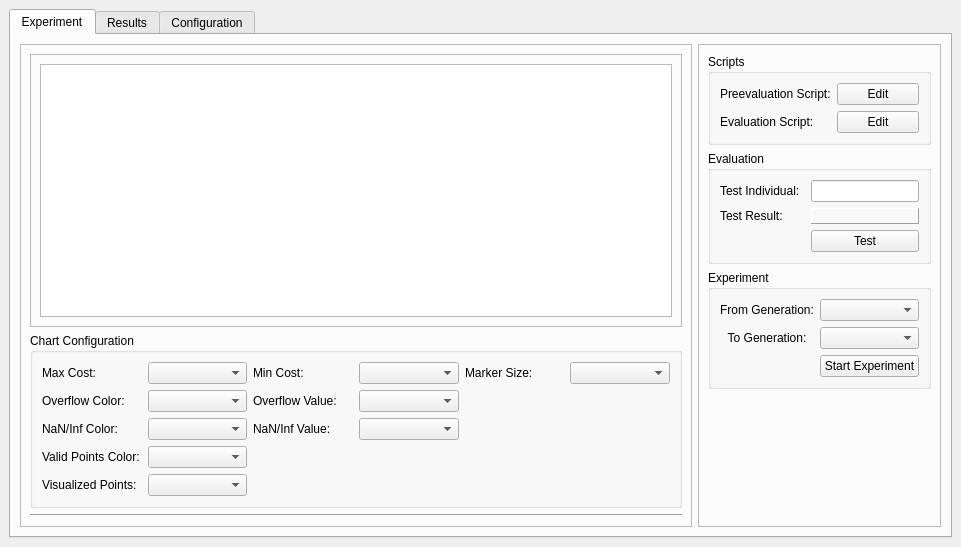
First picture: the form in MLC/GUI/Autogenerated/untitled/experiment.ui, repository MachineLearningControl/OpenMLC-Python, before the edit.
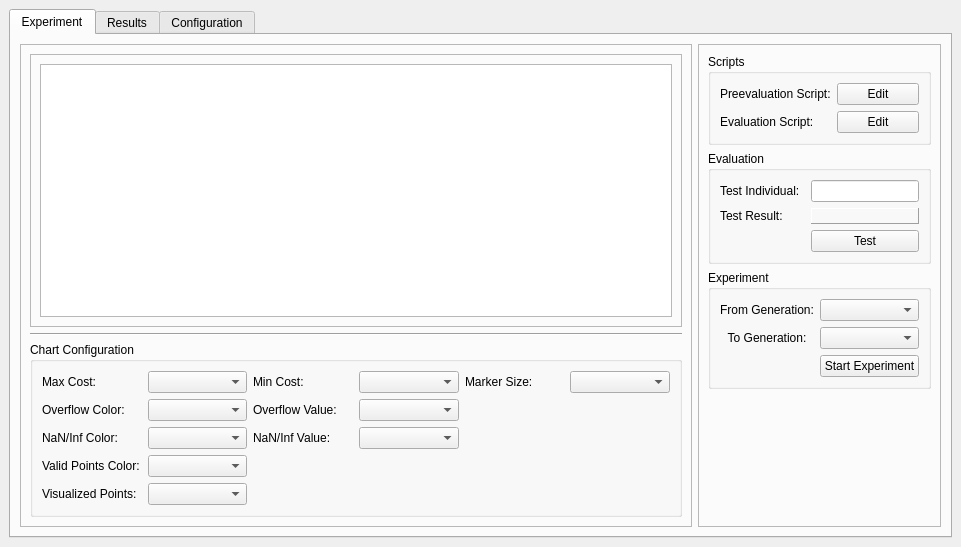
Second picture: the form after the edit.

Commit message:
Added Export Button functionality
* #35

Diff of the .ui file:
```diff
--- a/MLC/GUI/Autogenerated/untitled/experiment.ui
+++ b/MLC/GUI/Autogenerated/untitled/experiment.ui
@@ -58,6 +58,13 @@
              </layout>
             </widget>
            </item>
+           <item>
+            <widget class="Line" name="line">
+             <property name="orientation">
+              <enum>Qt::Horizontal</enum>
+             </property>
+            </widget>
+           </item>
            <item>
             <widget class="QGroupBox" name="groupBox_7">
              <property name="title">
@@ -166,13 +173,6 @@
              </layout>
             </widget>
            </item>
-           <item>
-            <widget class="Line" name="line">
-             <property name="orientation">
-              <enum>Qt::Horizontal</enum>
-             </property>
-            </widget>
-           </item>
           </layout>
          </widget>
         </item>
```
The commit also changes 4 other files.
